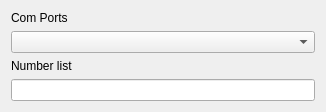
This is src/view/core/ComPort/SMSComPortDialog.ui in nevaeh82/arm_r as Qt 5 draws it before an edit. The edited form follows.
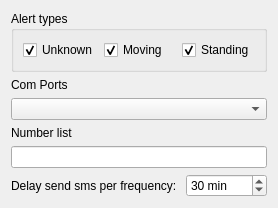
This is the edited form.

Patch:
```diff
--- a/src/view/core/ComPort/SMSComPortDialog.ui
+++ b/src/view/core/ComPort/SMSComPortDialog.ui
@@ -6,15 +6,74 @@
    <rect>
     <x>0</x>
     <y>0</y>
-    <width>326</width>
-    <height>112</height>
+    <width>248</width>
+    <height>200</height>
    </rect>
   </property>
   <property name="windowTitle">
    <string>Dialog</string>
   </property>
   <layout class="QGridLayout" name="gridLayout">
-   <item row="0" column="0">
+   <item row="0" column="0" colspan="3">
+    <widget class="QGroupBox" name="groupBox">
+     <property name="title">
+      <string>Alert types</string>
+     </property>
+     <layout class="QHBoxLayout" name="horizontalLayout">
+      <item>
+       <widget class="QCheckBox" name="cbUnknown">
+        <property name="text">
+         <string>Unknown</string>
+        </property>
+        <property name="checked">
+         <bool>true</bool>
+        </property>
+       </widget>
+      </item>
+      <item>
+       <widget class="QCheckBox" name="cbMoving">
+        <property name="text">
+         <string>Moving</string>
+        </property>
+        <property name="checked">
+         <bool>true</bool>
+        </property>
+       </widget>
+      </item>
+      <item>
+       <widget class="QCheckBox" name="cbStanding">
+        <property name="text">
+         <string>Standing</string>
+        </property>
+        <property name="checked">
+         <bool>true</bool>
+        </property>
+       </widget>
+      </item>
+     </layout>
+    </widget>
+   </item>
+   <item row="3" column="0" colspan="2">
+    <widget class="QLabel" name="label">
+     <property name="text">
+      <string>Delay send sms per frequency: </string>
+     </property>
+    </widget>
+   </item>
+   <item row="3" column="2">
+    <widget class="QSpinBox" name="sbDelay">
+     <property name="suffix">
+      <string> min</string>
+     </property>
+     <property name="prefix">
+      <string/>
+     </property>
+     <property name="value">
+      <number>30</number>
+     </property>
+    </widget>
+   </item>
+   <item row="1" column="0" colspan="3">
     <layout class="QVBoxLayout" name="verticalLayout">
      <item>
       <widget class="QLabel" name="lbl_com_name">
@@ -28,7 +87,7 @@
      </item>
     </layout>
    </item>
-   <item row="1" column="0">
+   <item row="2" column="0" colspan="3">
     <layout class="QVBoxLayout" name="verticalLayout_2">
      <item>
       <widget class="QLabel" name="lblNumbers">
@@ -42,7 +101,7 @@
      </item>
     </layout>
    </item>
-   <item row="2" column="0">
+   <item row="4" column="0" colspan="3">
     <spacer name="verticalSpacer">
      <property name="orientation">
       <enum>Qt::Vertical</enum>
```
